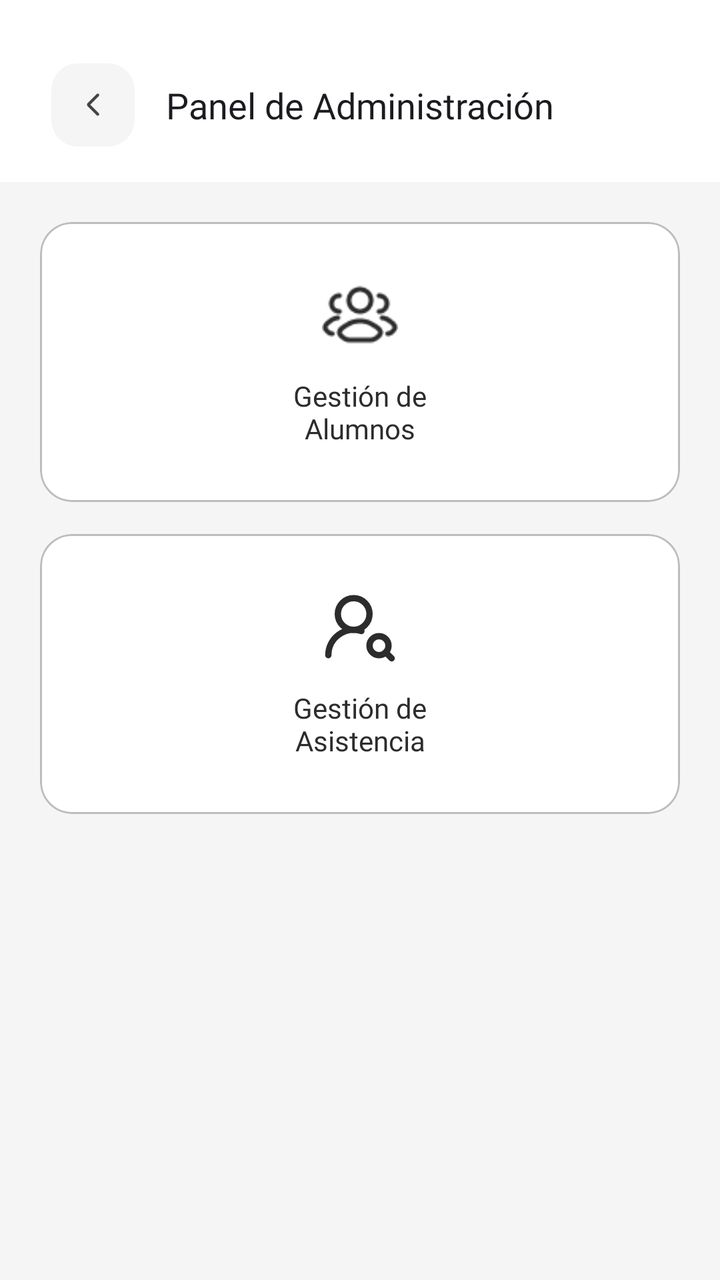
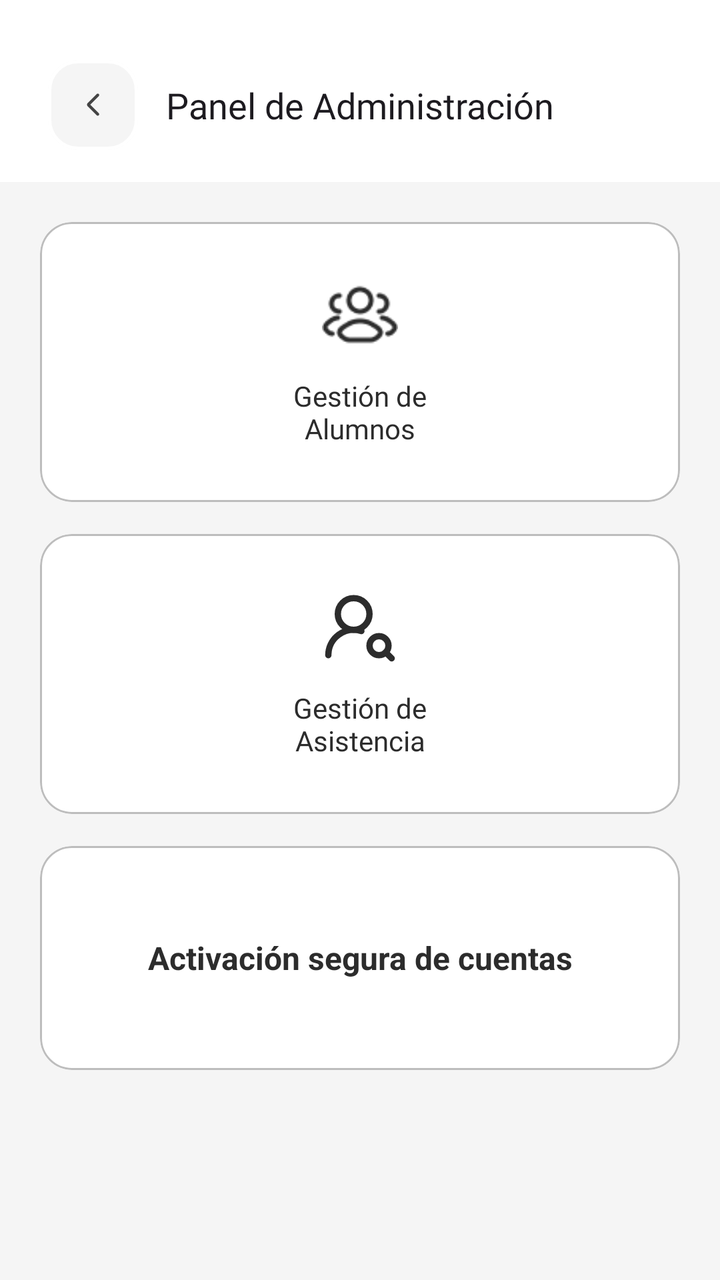

Screens rendered from an Android XML layout before and after an edit, with the pre-edit source and the edit as a unified diff.
<!-- AndroidManifest.xml: application theme Theme.IEPeruanoSuizoAPP -->
<!-- res/layout/activity_admin_panel.xml -->
<?xml version="1.0" encoding="utf-8"?>
<androidx.constraintlayout.widget.ConstraintLayout xmlns:android="http://schemas.android.com/apk/res/android"
    xmlns:app="http://schemas.android.com/apk/res-auto"
    android:layout_width="match_parent"
    android:layout_height="match_parent"
    android:background="?attr/homeHeaderBackground">

    <androidx.constraintlayout.widget.ConstraintLayout
        android:id="@+id/header_layout"
        android:layout_width="match_parent"
        android:layout_height="wrap_content"
        android:paddingHorizontal="24dp"
        android:paddingTop="30dp"
        android:paddingBottom="16dp"
        app:layout_constraintTop_toTopOf="parent">

        <com.google.android.material.card.MaterialCardView
            android:id="@+id/btn_back"
            android:layout_width="45dp"
            android:layout_height="45dp"
            android:clickable="true"
            android:focusable="true"
            app:cardBackgroundColor="?attr/homeContentBackground"
            app:cardCornerRadius="15dp"
            app:cardElevation="0dp"
            app:strokeColor="#FFFFFF"
            app:strokeWidth="1.5dp"
            app:layout_constraintBottom_toBottomOf="parent"
            app:layout_constraintStart_toStartOf="parent"
            app:layout_constraintTop_toTopOf="parent">

            <ImageView
                android:layout_width="14dp"
                android:layout_height="14dp"
                android:layout_gravity="center"
                android:src="@drawable/icon_arrow_google"
                app:tint="#444444" />
        </com.google.android.material.card.MaterialCardView>

        <TextView
            android:id="@+id/tv_title"
            android:layout_width="wrap_content"
            android:layout_height="wrap_content"
            android:fontFamily="@font/potanosansbold"
            android:text="Panel de Administración"
            android:textColor="?android:attr/textColorPrimary"
            android:textSize="18sp"
            app:layout_constraintBottom_toBottomOf="parent"
            app:layout_constraintEnd_toEndOf="parent"
            app:layout_constraintStart_toStartOf="parent"
            app:layout_constraintTop_toTopOf="parent" />
    </androidx.constraintlayout.widget.ConstraintLayout>

    <androidx.core.widget.NestedScrollView
        android:layout_width="match_parent"
        android:layout_height="0dp"
        android:background="?attr/homeContentBackground"
        android:fillViewport="true"
        android:paddingTop="20dp"
        app:layout_constraintBottom_toBottomOf="parent"
        app:layout_constraintTop_toBottomOf="@id/header_layout">

        <LinearLayout
            android:layout_width="match_parent"
            android:layout_height="wrap_content"
            android:orientation="vertical"
            android:paddingHorizontal="20dp"
            android:paddingBottom="24dp">

            <com.google.android.material.card.MaterialCardView
                android:id="@+id/card_gestion_alumnos"
                android:layout_width="match_parent"
                android:layout_height="140dp"
                android:layout_marginBottom="16dp"
                android:clickable="true"
                android:focusable="true"
                android:foreground="?android:attr/selectableItemBackground"
                app:cardBackgroundColor="@color/white"
                app:cardCornerRadius="16dp"
                app:cardElevation="0dp"
                app:strokeColor="#BDBDBD"
                app:strokeWidth="1dp">

                <LinearLayout
                    android:layout_width="match_parent"
                    android:layout_height="match_parent"
                    android:gravity="center"
                    android:orientation="vertical"
                    android:padding="16dp">

                    <ImageView
                        android:layout_width="38dp"
                        android:layout_height="38dp"
                        android:src="@drawable/groupprofileicon"
                        app:tint="#2C2C2C" />

                    <TextView
                        android:layout_width="wrap_content"
                        android:layout_height="wrap_content"
                        android:layout_marginTop="12dp"
                        android:fontFamily="@font/pontanomedium"
                        android:text="Gestión de\nAlumnos"
                        android:textAlignment="center"
                        android:textColor="#2C2C2C"
                        android:textSize="14sp" />
                </LinearLayout>
            </com.google.android.material.card.MaterialCardView>

            <com.google.android.material.card.MaterialCardView
                android:id="@+id/card_asistencia"
                android:layout_width="match_parent"
                android:layout_height="140dp"
                android:clickable="true"
                android:focusable="true"
                android:foreground="?android:attr/selectableItemBackground"
                app:cardBackgroundColor="@color/white"
                app:cardCornerRadius="16dp"
                app:cardElevation="0dp"
                app:strokeColor="#BDBDBD"
                app:strokeWidth="1dp">

                <LinearLayout
                    android:layout_width="match_parent"
                    android:layout_height="match_parent"
                    android:gravity="center"
                    android:orientation="vertical"
                    android:padding="16dp">

                    <ImageView
                        android:layout_width="38dp"
                        android:layout_height="38dp"
                        android:src="@drawable/gestionasistencia"
                        app:tint="#2C2C2C" />

                    <TextView
                        android:layout_width="wrap_content"
                        android:layout_height="wrap_content"
                        android:layout_marginTop="12dp"
                        android:fontFamily="@font/pontanomedium"
                        android:text="Gestión de\nAsistencia"
                        android:textAlignment="center"
                        android:textColor="#2C2C2C"
                        android:textSize="14sp" />
                </LinearLayout>
            </com.google.android.material.card.MaterialCardView>
        </LinearLayout>
    </androidx.core.widget.NestedScrollView>
</androidx.constraintlayout.widget.ConstraintLayout>
<!-- resources referenced by this layout -->
<resources>
  <color name="white">#FFFFFFFF</color>
  <!-- drawable gestionasistencia (drawable) -->
  <vector xmlns:android="http://schemas.android.com/apk/res/android"
      android:width="24dp"
      android:height="24dp"
      android:viewportWidth="24"
      android:viewportHeight="24">
    <path
        android:pathData="M10,8m-5,0a5,5 0,1 1,10 0a5,5 0,1 1,-10 0"
        android:strokeLineJoin="round"
        android:strokeWidth="2"
        android:fillColor="#00000000"
        android:strokeColor="#000000"
        android:strokeLineCap="round"/>
    <path
        android:pathData="M2,21a8,8 0,0 1,10.434 -7.62"
        android:strokeLineJoin="round"
        android:strokeWidth="2"
        android:fillColor="#00000000"
        android:strokeColor="#000000"
        android:strokeLineCap="round"/>
    <path
        android:pathData="M18,18m-3,0a3,3 0,1 1,6 0a3,3 0,1 1,-6 0"
        android:strokeLineJoin="round"
        android:strokeWidth="2"
        android:fillColor="#00000000"
        android:strokeColor="#000000"
        android:strokeLineCap="round"/>
    <path
        android:pathData="m22,22 l-1.9,-1.9"
        android:strokeLineJoin="round"
        android:strokeWidth="2"
        android:fillColor="#00000000"
        android:strokeColor="#000000"
        android:strokeLineCap="round"/>
  </vector>
  <!-- drawable groupprofileicon: png bitmap (drawable, 600 bytes) -->
  <!-- drawable icon_arrow_google (drawable) -->
  <vector xmlns:android="http://schemas.android.com/apk/res/android"
      android:width="24dp"
      android:height="24dp"
      android:viewportWidth="960"
      android:viewportHeight="960"
      android:autoMirrored="true">
      <group android:translateX="254">
          <path
              android:fillColor="#FFE3E3E3"
              android:pathData="M142,480L436,774Q451,789 450.5,809Q450,829 435,844Q420,859 400,859Q380,859 365,844L57,537Q45,525 39,510Q33,495 33,480Q33,465 39,450Q45,435 57,423L365,115Q380,100 400.5,100.5Q421,101 436,116Q451,131 451,151Q451,171 436,186L142,480Z" />
      </group>
  </vector>
  <style name="Theme.IEPeruanoSuizoAPP" parent="Base.Theme.IEPeruanoSuizoAPP" />
  <style name="Base.Theme.IEPeruanoSuizoAPP" parent="Theme.Material3.DayNight.NoActionBar">
          
          <item name="colorPrimary">@color/inputcolorgris</item>
  
          
          <item name="android:autofilledHighlight">@android:color/transparent</item>
  
          
          <item name="homeHeaderBackground">@color/white</item>
          <item name="homeContentBackground">#F5F5F5</item>
          <item name="homeCardBackground">@color/white</item>
          <item name="homeTextColorSebastian">#141A1E</item>
          <item name="homeTextColorTitles">#263238</item>
          <item name="homeTextColorCardLabel">#455A64</item>
          <item name="drawerBackground">#6D2932</item>
          <item name="bottomNavBackground">@color/white</item>
      </style>
  <color name="inputcolorgris">#90A5B4</color>
</resources>

<!-- the commit's change to res/layout/activity_admin_panel.xml (unified diff, before → after) -->
@@ -143,6 +143,30 @@
                         android:textSize="14sp" />
                 </LinearLayout>
             </com.google.android.material.card.MaterialCardView>
+
+            <com.google.android.material.card.MaterialCardView
+                android:id="@+id/card_activation_accounts"
+                android:layout_width="match_parent"
+                android:layout_height="112dp"
+                android:layout_marginTop="16dp"
+                android:clickable="true"
+                android:focusable="true"
+                android:foreground="?android:attr/selectableItemBackground"
+                app:cardBackgroundColor="@color/white"
+                app:cardCornerRadius="16dp"
+                app:cardElevation="0dp"
+                app:strokeColor="#BDBDBD"
+                app:strokeWidth="1dp">
+
+                <TextView
+                    android:layout_width="match_parent"
+                    android:layout_height="match_parent"
+                    android:gravity="center"
+                    android:text="Activación segura de cuentas"
+                    android:textColor="#2C2C2C"
+                    android:textSize="16sp"
+                    android:textStyle="bold" />
+            </com.google.android.material.card.MaterialCardView>
         </LinearLayout>
     </androidx.core.widget.NestedScrollView>
 </androidx.constraintlayout.widget.ConstraintLayout>
